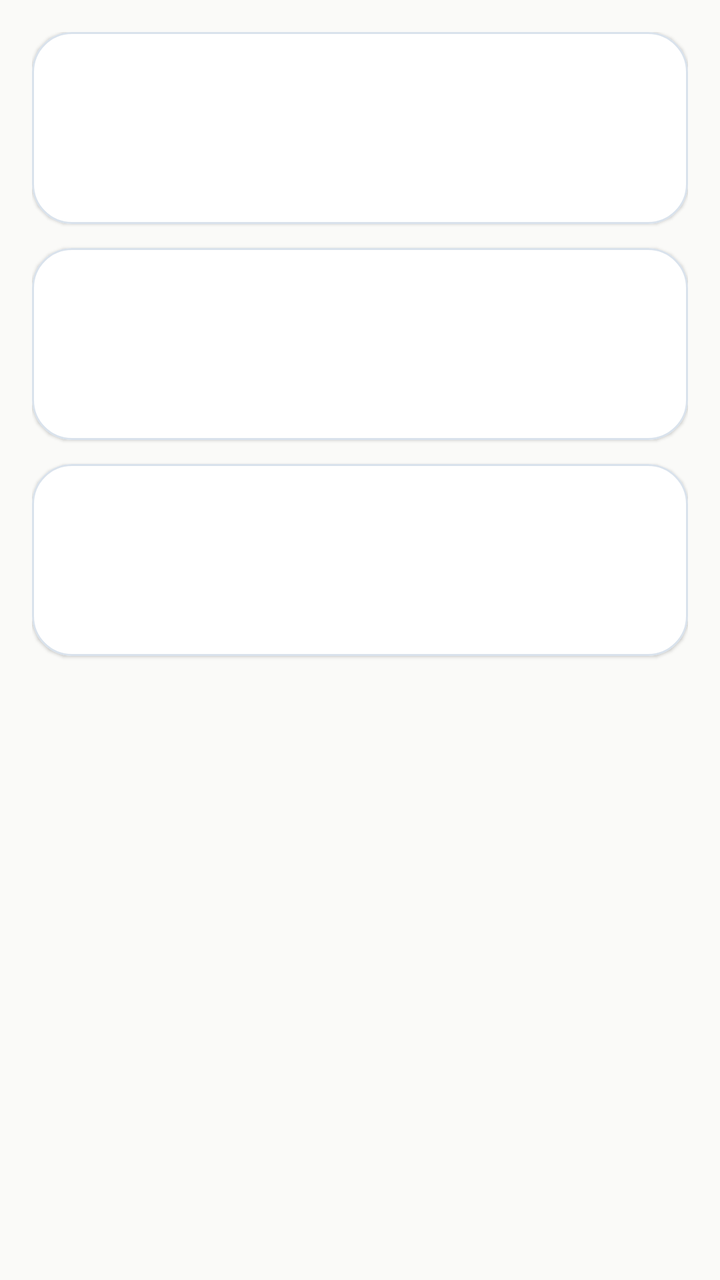
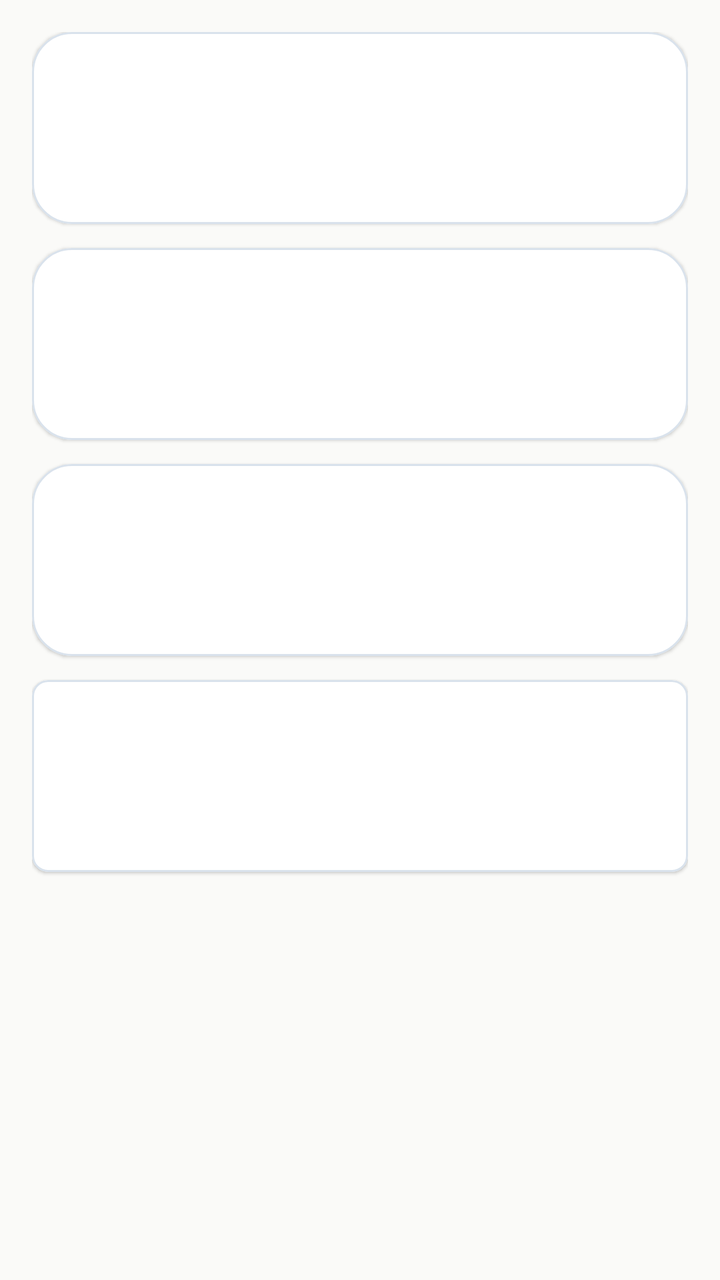

Screens rendered from an Android XML layout before and after an edit, with the pre-edit source and the edit as a unified diff.
<!-- AndroidManifest.xml: application theme Theme.Wandroid -->
<!-- res/layout/fragment_projects.xml -->
<?xml version="1.0" encoding="utf-8"?>
<ScrollView xmlns:android="http://schemas.android.com/apk/res/android"
    xmlns:app="http://schemas.android.com/apk/res-auto"
    android:layout_width="match_parent"
    android:layout_height="match_parent"
    android:background="@color/surface_background"
    android:fillViewport="true">

    <LinearLayout
        android:layout_width="match_parent"
        android:layout_height="wrap_content"
        android:background="@color/surface_background"
        android:orientation="vertical"
        android:padding="16dp">

        <com.google.android.material.card.MaterialCardView
            android:id="@+id/entryMoyuVideo"
            android:layout_width="match_parent"
            android:layout_height="wrap_content"
            app:cardBackgroundColor="@color/surface_card"
            app:cardCornerRadius="20dp"
            app:cardElevation="1dp"
            app:strokeColor="@color/divider"
            app:strokeWidth="1dp">

            <LinearLayout
                android:layout_width="match_parent"
                android:layout_height="wrap_content"
                android:orientation="vertical"
                android:padding="20dp">

                <TextView
                    android:id="@+id/entryMoyuVideoTitle"
                    android:layout_width="match_parent"
                    android:layout_height="wrap_content"
                    android:textAppearance="@style/TextAppearance.MaterialComponents.Headline6"
                    android:textColor="@color/text_primary"
                    android:textStyle="bold" />

                <TextView
                    android:id="@+id/entryMoyuVideoSummary"
                    android:layout_width="match_parent"
                    android:layout_height="wrap_content"
                    android:layout_marginTop="10dp"
                    android:textAppearance="@style/TextAppearance.MaterialComponents.Body2"
                    android:textColor="@color/text_secondary" />
            </LinearLayout>
        </com.google.android.material.card.MaterialCardView>

        <com.google.android.material.card.MaterialCardView
            android:id="@+id/entryMoyuNews"
            android:layout_width="match_parent"
            android:layout_height="wrap_content"
            android:layout_marginTop="12dp"
            app:cardBackgroundColor="@color/surface_card"
            app:cardCornerRadius="20dp"
            app:cardElevation="1dp"
            app:strokeColor="@color/divider"
            app:strokeWidth="1dp">

            <LinearLayout
                android:layout_width="match_parent"
                android:layout_height="wrap_content"
                android:orientation="vertical"
                android:padding="20dp">

                <TextView
                    android:id="@+id/entryMoyuNewsTitle"
                    android:layout_width="match_parent"
                    android:layout_height="wrap_content"
                    android:textAppearance="@style/TextAppearance.MaterialComponents.Headline6"
                    android:textColor="@color/text_primary"
                    android:textStyle="bold" />

                <TextView
                    android:id="@+id/entryMoyuNewsSummary"
                    android:layout_width="match_parent"
                    android:layout_height="wrap_content"
                    android:layout_marginTop="10dp"
                    android:textAppearance="@style/TextAppearance.MaterialComponents.Body2"
                    android:textColor="@color/text_secondary" />
            </LinearLayout>
        </com.google.android.material.card.MaterialCardView>

        <com.google.android.material.card.MaterialCardView
            android:id="@+id/entryInternetNews"
            android:layout_width="match_parent"
            android:layout_height="wrap_content"
            android:layout_marginTop="12dp"
            app:cardBackgroundColor="@color/surface_card"
            app:cardCornerRadius="20dp"
            app:cardElevation="1dp"
            app:strokeColor="@color/divider"
            app:strokeWidth="1dp">

            <LinearLayout
                android:layout_width="match_parent"
                android:layout_height="wrap_content"
                android:orientation="vertical"
                android:padding="20dp">

                <TextView
                    android:id="@+id/entryInternetNewsTitle"
                    android:layout_width="match_parent"
                    android:layout_height="wrap_content"
                    android:textAppearance="@style/TextAppearance.MaterialComponents.Headline6"
                    android:textColor="@color/text_primary"
                    android:textStyle="bold" />

                <TextView
                    android:id="@+id/entryInternetNewsSummary"
                    android:layout_width="match_parent"
                    android:layout_height="wrap_content"
                    android:layout_marginTop="10dp"
                    android:textAppearance="@style/TextAppearance.MaterialComponents.Body2"
                    android:textColor="@color/text_secondary" />
            </LinearLayout>
        </com.google.android.material.card.MaterialCardView>
    </LinearLayout>
</ScrollView>
<!-- resources referenced by this layout -->
<resources>
  <color name="divider">#D9E2EC</color>
  <color name="surface_background">#FAFAF8</color>
  <color name="surface_card">#FFFFFFFF</color>
  <color name="text_primary">#1F2933</color>
  <color name="text_secondary">#52606D</color>
  <style name="Theme.Wandroid" parent="Theme.MaterialComponents.DayNight.NoActionBar">
          <item name="colorPrimary">@color/brand_primary</item>
          <item name="colorPrimaryVariant">@color/brand_primary_dark</item>
          <item name="colorOnPrimary">@color/white</item>
          <item name="colorSecondary">@color/brand_secondary</item>
          <item name="colorSecondaryVariant">@color/brand_secondary</item>
          <item name="colorOnSecondary">@color/white</item>
          <item name="colorSurface">@color/surface_background</item>
          <item name="colorOnSurface">@color/text_primary</item>
          <item name="android:statusBarColor">@android:color/transparent</item>
          <item name="android:navigationBarColor">@android:color/transparent</item>
          <item name="android:windowBackground">@color/surface_background</item>
      </style>
  <color name="brand_primary">#0F4C5C</color>
  <color name="brand_primary_dark">#083440</color>
  <color name="white">#FFFFFFFF</color>
  <color name="brand_secondary">#E36414</color>
</resources>

<!-- the commit's change to res/layout/fragment_projects.xml (unified diff, before → after) -->
@@ -116,5 +116,43 @@
                     android:textColor="@color/text_secondary" />
             </LinearLayout>
         </com.google.android.material.card.MaterialCardView>
+
+        <com.google.android.material.card.MaterialCardView
+            android:id="@+id/entryWallpaper"
+            android:layout_width="match_parent"
+            android:layout_height="wrap_content"
+            android:layout_marginTop="12dp"
+            android:clickable="true"
+            android:focusable="true"
+            android:foreground="?attr/selectableItemBackground"
+            app:cardBackgroundColor="@color/surface_card"
+            app:cardCornerRadius="8dp"
+            app:cardElevation="1dp"
+            app:strokeColor="@color/divider"
+            app:strokeWidth="1dp">
+
+            <LinearLayout
+                android:layout_width="match_parent"
+                android:layout_height="wrap_content"
+                android:orientation="vertical"
+                android:padding="20dp">
+
+                <TextView
+                    android:id="@+id/entryWallpaperTitle"
+                    android:layout_width="match_parent"
+                    android:layout_height="wrap_content"
+                    android:textAppearance="@style/TextAppearance.MaterialComponents.Headline6"
+                    android:textColor="@color/text_primary"
+                    android:textStyle="bold" />
+
+                <TextView
+                    android:id="@+id/entryWallpaperSummary"
+                    android:layout_width="match_parent"
+                    android:layout_height="wrap_content"
+                    android:layout_marginTop="10dp"
+                    android:textAppearance="@style/TextAppearance.MaterialComponents.Body2"
+                    android:textColor="@color/text_secondary" />
+            </LinearLayout>
+        </com.google.android.material.card.MaterialCardView>
     </LinearLayout>
 </ScrollView>
